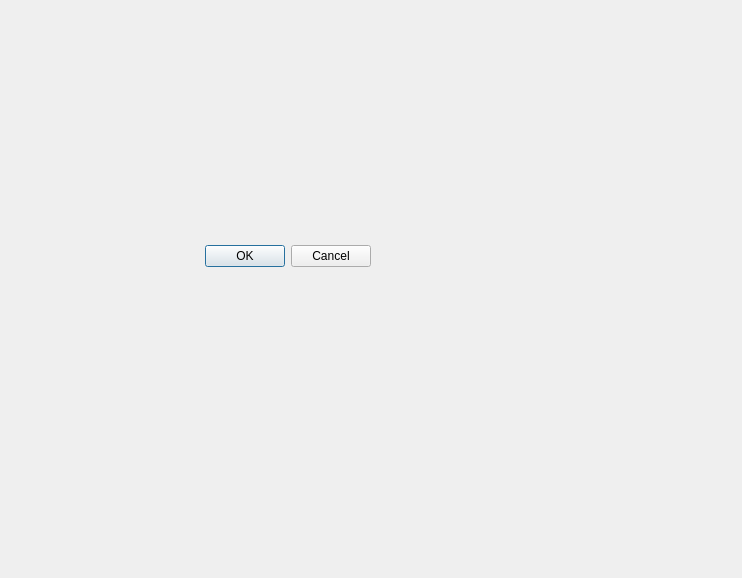
Qt form regbclt/ui/MediaManageDlg.ui (samwellzuk/regbook) before a commit.
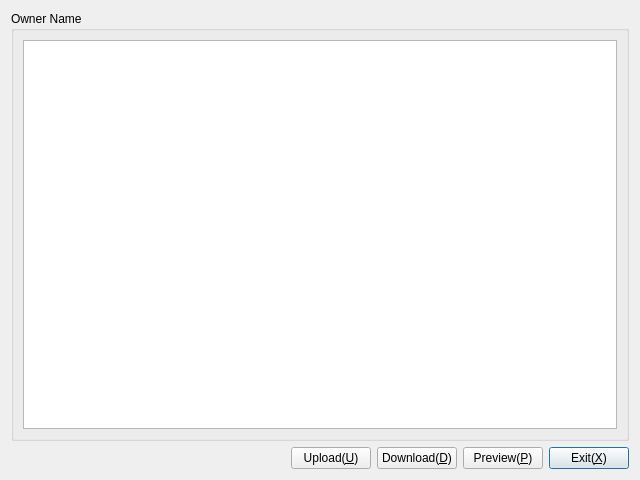
The same form after that commit.

```diff
--- a/regbclt/ui/MediaManageDlg.ui
+++ b/regbclt/ui/MediaManageDlg.ui
@@ -6,29 +6,85 @@
    <rect>
     <x>0</x>
     <y>0</y>
-    <width>742</width>
-    <height>578</height>
+    <width>640</width>
+    <height>480</height>
    </rect>
   </property>
   <property name="windowTitle">
    <string>Media Manage</string>
   </property>
-  <widget class="QDialogButtonBox" name="buttonBox">
-   <property name="geometry">
-    <rect>
-     <x>30</x>
-     <y>240</y>
-     <width>341</width>
-     <height>32</height>
-    </rect>
-   </property>
-   <property name="orientation">
-    <enum>Qt::Horizontal</enum>
-   </property>
-   <property name="standardButtons">
-    <set>QDialogButtonBox::Cancel|QDialogButtonBox::Ok</set>
-   </property>
-  </widget>
+  <layout class="QVBoxLayout" name="verticalLayout_2">
+   <item>
+    <widget class="QGroupBox" name="groupBox">
+     <property name="title">
+      <string>Owner Name</string>
+     </property>
+     <layout class="QVBoxLayout" name="verticalLayout">
+      <item>
+       <widget class="QListView" name="listView">
+        <property name="editTriggers">
+         <set>QAbstractItemView::NoEditTriggers</set>
+        </property>
+        <property name="dragDropMode">
+         <enum>QAbstractItemView::DropOnly</enum>
+        </property>
+        <property name="viewMode">
+         <enum>QListView::IconMode</enum>
+        </property>
+       </widget>
+      </item>
+     </layout>
+    </widget>
+   </item>
+   <item>
+    <layout class="QHBoxLayout" name="horizontalLayout">
+     <item>
+      <spacer name="horizontalSpacer">
+       <property name="orientation">
+        <enum>Qt::Horizontal</enum>
+       </property>
+       <property name="sizeHint" stdset="0">
+        <size>
+         <width>40</width>
+         <height>20</height>
+        </size>
+       </property>
+      </spacer>
+     </item>
+     <item>
+      <widget class="QPushButton" name="uploadButton">
+       <property name="text">
+        <string>Upload(&amp;U)</string>
+       </property>
+      </widget>
+     </item>
+     <item>
+      <widget class="QPushButton" name="downloadButton">
+       <property name="text">
+        <string>Download(&amp;D)</string>
+       </property>
+      </widget>
+     </item>
+     <item>
+      <widget class="QPushButton" name="previewButton">
+       <property name="text">
+        <string>Preview(&amp;P)</string>
+       </property>
+      </widget>
+     </item>
+     <item>
+      <widget class="QPushButton" name="exitButton">
+       <property name="text">
+        <string>Exit(&amp;X)</string>
+       </property>
+       <property name="default">
+        <bool>true</bool>
+       </property>
+      </widget>
+     </item>
+    </layout>
+   </item>
+  </layout>
  </widget>
  <resources/>
  <connections>
```
Left out of the diff: 28 changed lines with no effect on the pictures.
